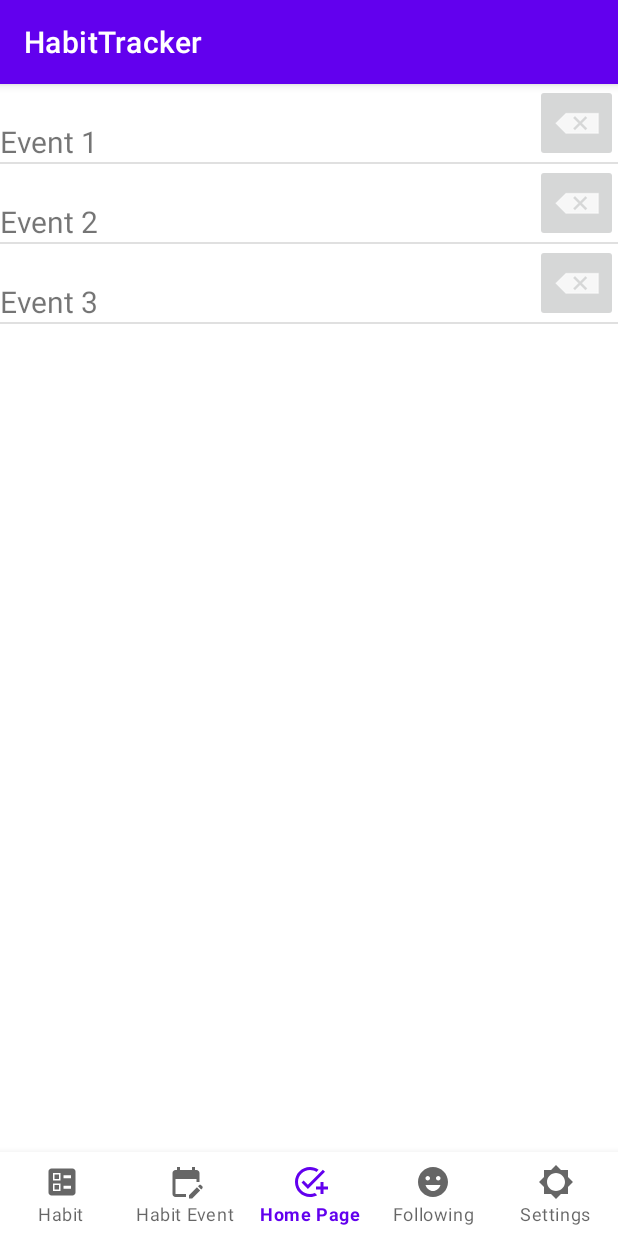
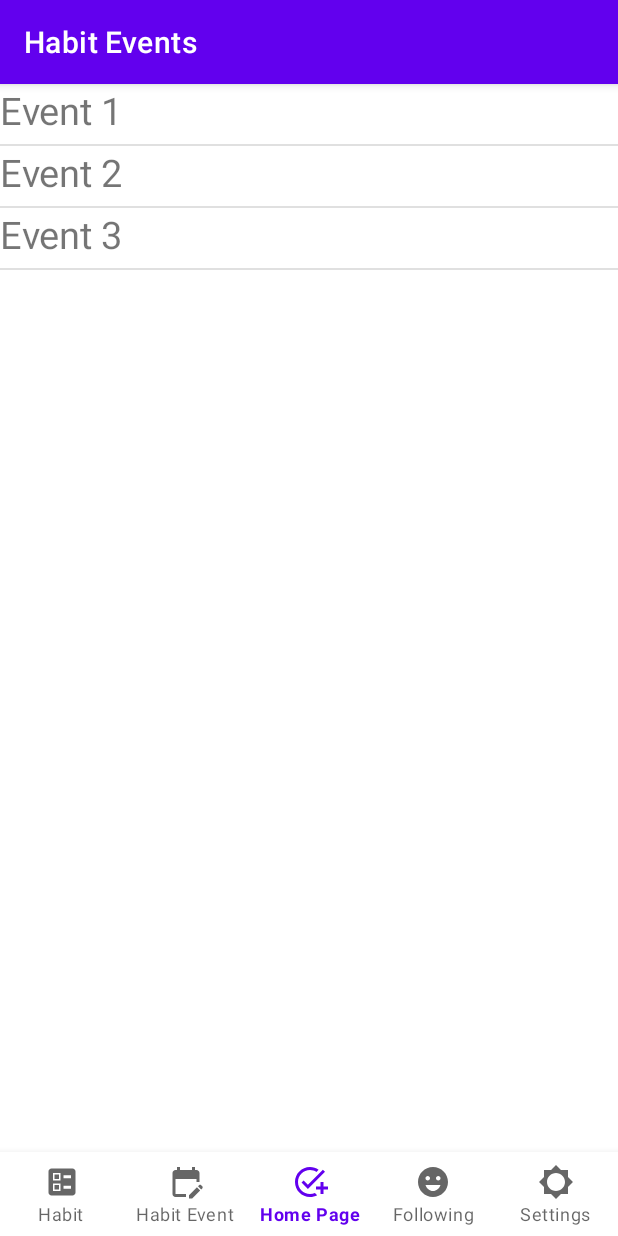
Before and after one commit to CMPUT301F21T08/HabitTracker, an Android app: the HabitEventListActivity screen opened directly, with no data from a screen before it, item 3 of the bottom bar chosen, on a phone screen of 412 x 824 dp. Run offline under Robolectric (Android 15) with nearby library versions, the phone set to English and light mode, and no system bars.

Commit message:
Add interaction between habit event UI pages

```diff
--- a/app/src/main/AndroidManifest.xml
+++ b/app/src/main/AndroidManifest.xml
@@ -10,10 +10,15 @@
         android:supportsRtl="true"
         android:theme="@style/Theme.HabitTracker">
         <activity
+            android:name=".HabitEventEditActivity"
+            android:exported="true" />
+        <activity
             android:name=".HabitEventListActivity"
+            android:launchMode="singleTask"
             android:exported="true" />
         <activity
             android:name=".MainActivity"
+            android:launchMode="singleTask"
             android:exported="true">
             <intent-filter>
                 <action android:name="android.intent.action.MAIN" />
--- a/app/src/main/java/com/example/habittracker/HabitEventListActivity.java
+++ b/app/src/main/java/com/example/habittracker/HabitEventListActivity.java
@@ -1,10 +1,18 @@
 package com.example.habittracker;
 
+import androidx.annotation.NonNull;
 import androidx.appcompat.app.AppCompatActivity;
 
+import android.content.Intent;
 import android.os.Bundle;
+import android.view.MenuItem;
+import android.view.View;
+import android.widget.AdapterView;
 import android.widget.ArrayAdapter;
 import android.widget.ListView;
+
+import com.google.android.material.bottomnavigation.BottomNavigationView;
+import com.google.android.material.navigation.NavigationBarView;
 
 import java.util.ArrayList;
 
@@ -14,10 +22,14 @@ public class HabitEventListActivity extends AppCompatActivity {
     ArrayAdapter<HabitEvent> habitEventAdapter;
     ArrayList<HabitEvent> habitEventList;
 
+    BottomNavigationView bottomNavigationView;
+
     @Override
     protected void onCreate(Bundle savedInstanceState) {
         super.onCreate(savedInstanceState);
         setContentView(R.layout.activity_habit_event_list);
+
+        getSupportActionBar().setTitle("Habit Events");
 
         habitEventListView = findViewById(R.id.lv_habit_event);
 
@@ -33,5 +45,38 @@ public class HabitEventListActivity extends AppCompatActivity {
 
         habitEventAdapter = new HabitEventListAdapter(this, habitEventList);
         habitEventListView.setAdapter(habitEventAdapter); // Sets the adapter for event list, used for showing list items
+
+        habitEventListView.setOnItemClickListener(new AdapterView.OnItemClickListener() {
+            @Override
+            public void onItemClick(AdapterView<?> adapterView, View view, int i, long l) {
+                goToEventEditActivity(); // TODO: Later we need to find ways to pass habit event objects to the edit activity here
+            }
+        });
+
+        // Process Navigation Bar
+        bottomNavigationView = findViewById(R.id.bottom_navigation_event);
+        bottomNavigationView.setSelectedItemId(R.id.navigation_habitEvent);
+
+        bottomNavigationView.setOnItemSelectedListener(new NavigationBarView.OnItemSelectedListener() {
+            @Override
+            public boolean onNavigationItemSelected(@NonNull MenuItem item) {
+                switch (item.getItemId()) {
+                    case R.id.navigation_habit:
+                        return true;
+                    case R.id.navigation_homePage:
+                        return true;
+                    case R.id.navigation_following:
+                        return true;
+                    case R.id.navigation_settings:
+                        return true;
+                }
+                return false;
+            }
+        });
+    }
+
+    public void goToEventEditActivity() {
+        Intent intent = new Intent(this, HabitEventEditActivity.class);
+        startActivity(intent);
     }
 }
--- a/app/src/main/java/com/example/habittracker/HabitEventListAdapter.java
+++ b/app/src/main/java/com/example/habittracker/HabitEventListAdapter.java
@@ -1,10 +1,13 @@
 package com.example.habittracker;
 
+import android.app.AlertDialog;
 import android.content.Context;
+import android.content.DialogInterface;
 import android.view.LayoutInflater;
 import android.view.View;
 import android.view.ViewGroup;
 import android.widget.ArrayAdapter;
+import android.widget.ImageButton;
 import android.widget.TextView;
 
 import androidx.annotation.NonNull;
@@ -41,4 +44,5 @@ public class HabitEventListAdapter extends ArrayAdapter<HabitEvent> {
 
         return view;
     }
+
 }
--- a/app/src/main/res/layout/activity_habit_event_list.xml
+++ b/app/src/main/res/layout/activity_habit_event_list.xml
@@ -9,7 +9,7 @@
 
     <com.google.android.material.bottomnavigation.BottomNavigationView xmlns:android="http://schemas.android.com/apk/res/android"
         xmlns:app="http://schemas.android.com/apk/res-auto"
-        android:id="@+id/bottom_navigation_habit_event"
+        android:id="@+id/bottom_navigation_event"
         android:layout_width="match_parent"
         android:layout_height="wrap_content"
         android:layout_alignParentBottom="true"
@@ -22,6 +22,8 @@
         android:id="@+id/lv_habit_event"
         android:layout_width="match_parent"
         android:layout_height="fill_parent"
-        android:layout_above="@id/bottom_navigation_habit_event" />
+        android:clickable="true"
+        android:enabled="true"
+        android:layout_above="@id/bottom_navigation_event" />
 
 </RelativeLayout>
--- a/app/src/main/res/layout/content_habit_event.xml
+++ b/app/src/main/res/layout/content_habit_event.xml
@@ -3,25 +3,14 @@
     xmlns:app="http://schemas.android.com/apk/res-auto"
     android:layout_width="match_parent"
     android:layout_height="match_parent"
+    android:descendantFocusability="blocksDescendants"
     android:orientation="horizontal">
 
     <TextView
         android:id="@+id/tv_habit_event"
         android:layout_width="match_parent"
-        android:layout_height="fill_parent"
-        android:layout_alignBottom="@id/btn_delete"
-        android:layout_toLeftOf="@id/btn_delete"
+        android:layout_height="40dp"
         android:text="Habit Event"
-        android:textSize="20dp"/>
-
-    <ImageButton
-        android:id="@+id/btn_delete"
-        android:layout_width="55dp"
-        android:layout_height="wrap_content"
-        android:layout_alignParentTop="true"
-        android:layout_alignParentEnd="true"
-        android:layout_marginEnd="0dp"
-        app:srcCompat="@android:drawable/ic_input_delete" />
-
+        android:textSize="25dp"/>
 
 </RelativeLayout>
```
Also changed, not shown: app/src/main/java/com/example/habittracker/HabitEventEditActivity.java (added, +35 -0 lines), app/src/main/java/com/example/habittracker/MainActivity.java (+36 -0 lines), app/src/main/res/layout/activity_habit_event_edit.xml (renamed from app/src/main/res/layout/activity_habitevent_edit.xml, +3 -31 lines), app/src/main/res/layout/activity_main.xml (+12 -0 lines).
